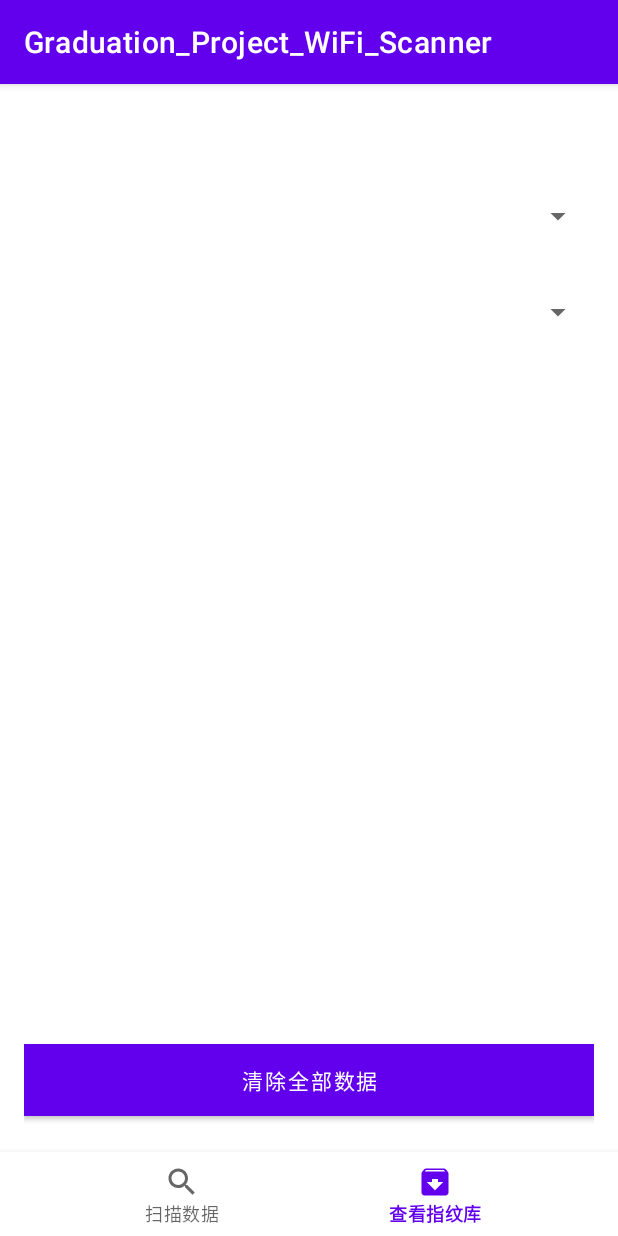
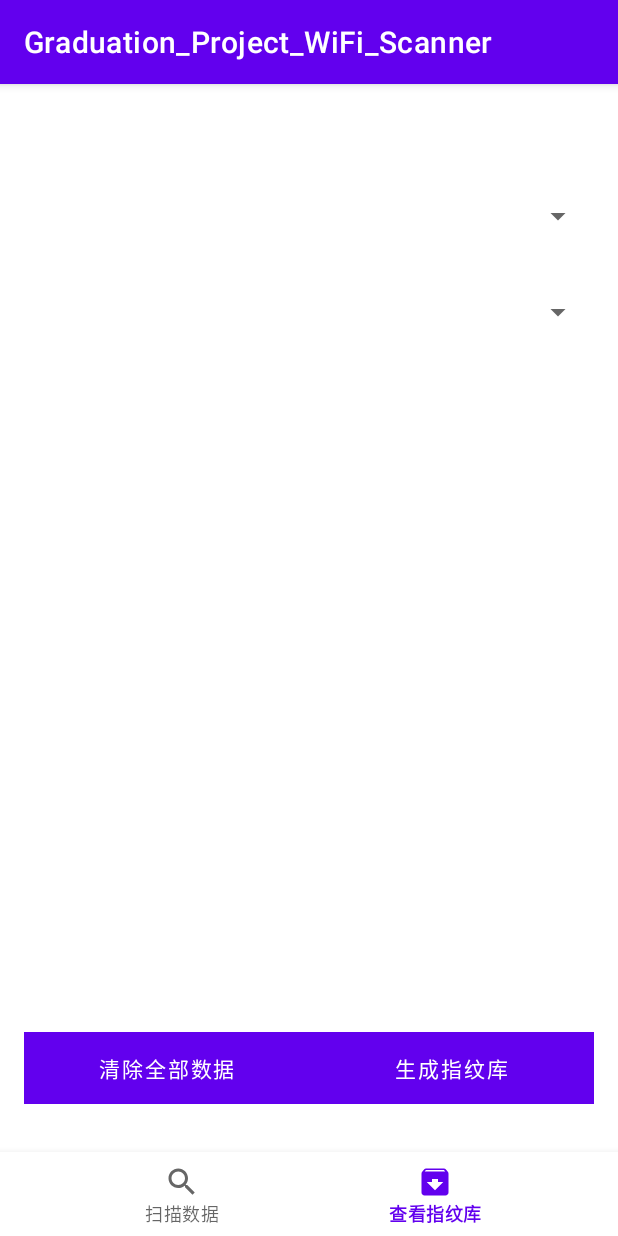
Before and after one commit to EawenZhao/Graduation_Project_WiFi_Scanner, an Android app: the screen it shows after launch (MainActivity), item 2 of the bottom bar chosen, on a phone screen of 412 x 824 dp. Run offline under Robolectric (Android 15) with nearby library versions, the phone set to English and light mode, and no system bars.

```diff
--- a/app/src/main/AndroidManifest.xml
+++ b/app/src/main/AndroidManifest.xml
@@ -6,6 +6,7 @@
     <uses-permission android:name="android.permission.CHANGE_WIFI_STATE" />
     <uses-permission android:name="android.permission.ACCESS_FINE_LOCATION" />
     <uses-permission android:name="android.permission.ACCESS_COARSE_LOCATION" />
+    <uses-permission android:name="android.permission.WRITE_EXTERNAL_STORAGE" />
 
     <application
         android:allowBackup="true"
--- a/app/src/main/java/com/yinhuanzhao/graduation_project_wifi_scanner/MainActivity.java
+++ b/app/src/main/java/com/yinhuanzhao/graduation_project_wifi_scanner/MainActivity.java
@@ -3,6 +3,7 @@ package com.yinhuanzhao.graduation_project_wifi_scanner;
 import android.os.Bundle;
 
 import androidx.appcompat.app.AppCompatActivity;
+import androidx.fragment.app.Fragment;
 import androidx.viewpager.widget.ViewPager;
 
 
@@ -29,6 +30,7 @@ public class MainActivity extends AppCompatActivity {
         pagerAdapter = new MyPagerAdapter(getSupportFragmentManager());
         pagerAdapter.addFragment(new ScanFragment(), "扫描数据");
         pagerAdapter.addFragment(new DatabaseFragment(), "查看指纹库");
+
         viewPager.setAdapter(pagerAdapter);
 
         // ViewPager 页面变化时更新 BottomNavigationView 的选中状态
--- a/app/src/main/res/layout/fragment_database.xml
+++ b/app/src/main/res/layout/fragment_database.xml
@@ -65,17 +65,32 @@
         app:layout_constraintLeft_toLeftOf="parent"
         app:layout_constraintRight_toRightOf="parent" />
 
-    <!-- 清除全部数据按钮，占底部 10% -->
-    <Button
-        android:id="@+id/btnClearData"
+    <LinearLayout
+        android:id="@+id/buttonPanel"
         android:layout_width="0dp"
         android:layout_height="wrap_content"
-        android:text="清除全部数据"
-        android:textColor="@android:color/white"
-        android:background="@android:color/holo_red_dark"
+        android:orientation="horizontal"
         app:layout_constraintTop_toBottomOf="@id/guideline90"
-        app:layout_constraintBottom_toBottomOf="parent"
         app:layout_constraintLeft_toLeftOf="parent"
-        app:layout_constraintRight_toRightOf="parent" />
+        app:layout_constraintRight_toRightOf="parent">
+
+        <Button
+            android:id="@+id/btnClearData"
+            android:layout_width="0dp"
+            android:layout_weight="1"
+            android:layout_height="wrap_content"
+            android:text="清除全部数据"
+            android:textColor="@android:color/white"
+            android:background="@android:color/holo_red_dark" />
+
+        <Button
+            android:id="@+id/btnGenerateFingerprint"
+            android:layout_width="0dp"
+            android:layout_weight="1"
+            android:layout_height="wrap_content"
+            android:text="生成指纹库"
+            android:textColor="@android:color/white"
+            android:background="@android:color/holo_blue_dark" />
+    </LinearLayout>
 
 </androidx.constraintlayout.widget.ConstraintLayout>
```
Also changed, not shown: app/src/main/java/com/yinhuanzhao/graduation_project_wifi_scanner/fragment/DatabaseFragment.java (+95 -33 lines), app/src/main/java/com/yinhuanzhao/graduation_project_wifi_scanner/util/DataProcessor.java (added, +40 -0 lines).
